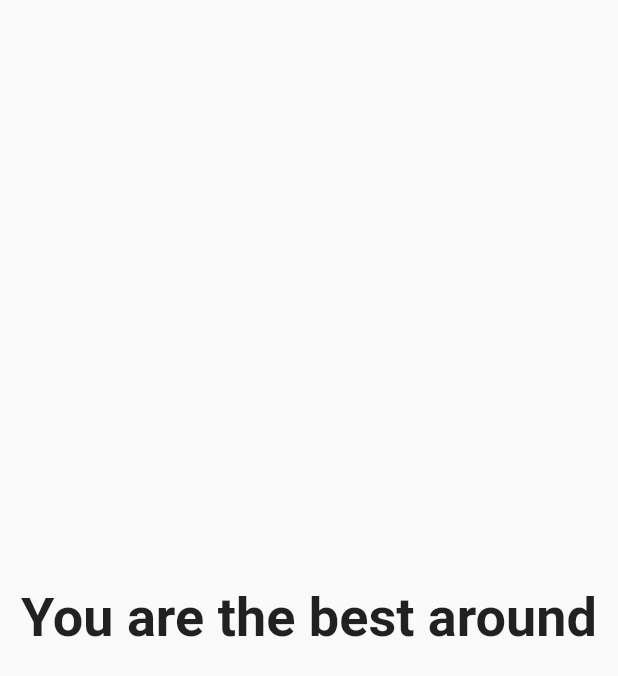
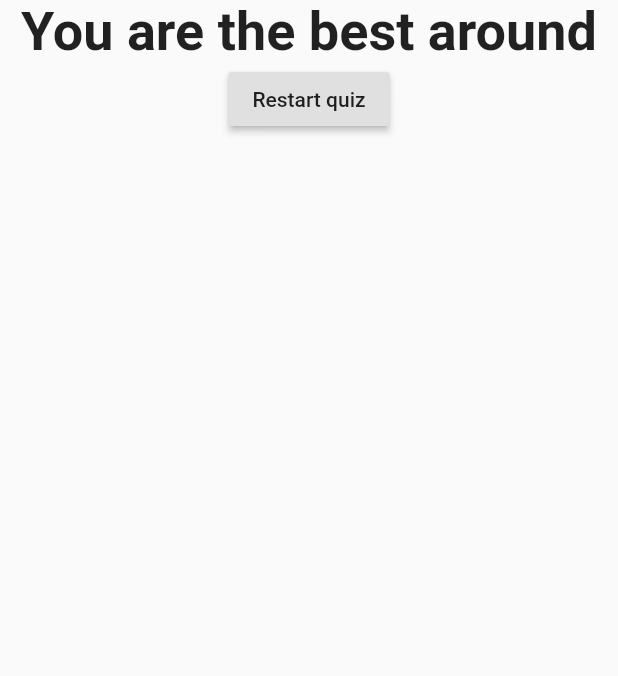
Before and after one commit to EYoung75/flutter_quiz_app, a Flutter app: the Result widget shown alone on an empty page, opened directly with empty values, on a phone screen of 412 x 824 dp. Shown: the top 676 px of the screen. Run offline on Flutter 3.47's test engine with Material 2 defaults, Android fonts, the phone set to English and light mode, and no system bars.

Commit message:
created reset function and button to reset quiz after finished

```diff
--- a/lib/result.dart
+++ b/lib/result.dart
@@ -2,16 +2,17 @@ import "package:flutter/material.dart";
 
 class Result extends StatelessWidget {
   final int finalScore;
+  final Function resetQuiz;
 
-  Result(this.finalScore);
+  Result(this.finalScore, this.resetQuiz);
 
   String get resultPhrase {
     var resultText = "Congrats";
-    if(finalScore <=7) {
+    if (finalScore <= 7) {
       resultText = "You are the best around";
-    } else if(finalScore <= 14) {
+    } else if (finalScore <= 14) {
       resultText = "Not too shabby";
-    } else if(finalScore <=21) {
+    } else if (finalScore <= 21) {
       resultText = "Not very likeable";
     } else {
       resultText = "You literally suck";
@@ -22,10 +23,18 @@ class Result extends StatelessWidget {
   @override
   Widget build(BuildContext context) {
     return Center(
-      child: Text(
-        resultPhrase,
-        style: TextStyle(fontSize: 36.0, fontWeight: FontWeight.bold),
-        textAlign: TextAlign.center,
+      child: Column(
+        children: <Widget>[
+          Text(
+            resultPhrase,
+            style: TextStyle(fontSize: 36.0, fontWeight: FontWeight.bold),
+            textAlign: TextAlign.center,
+          ),
+          RaisedButton(
+            child: Text("Restart quiz"),
+            onPressed: resetQuiz,
+          )
+        ],
       ),
     );
   }
```
Also changed, not shown: lib/main.dart (+8 -2 lines).
